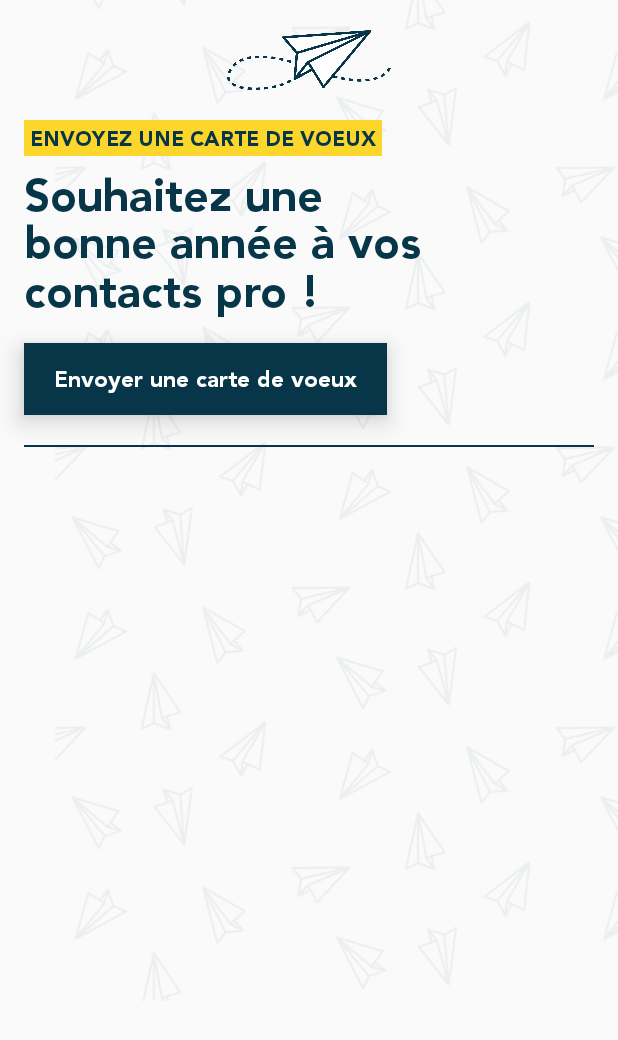
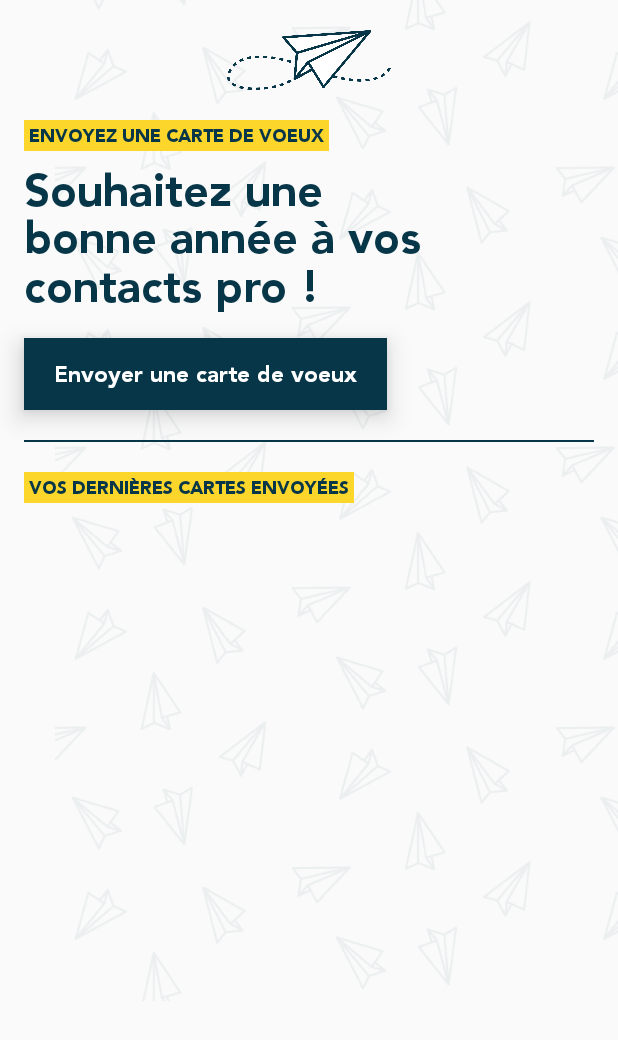
Before and after one commit to GetLetter/Getletter-android, an Android app: the layout activity_homepage.xml on its own in the app's theme, with its tools: preview values and no code run, on a phone screen of 412 x 824 dp. Shown: the top 1040 px of the screen. Run offline under Robolectric (Android 15) with nearby library versions, the phone set to English and light mode, and no system bars.

Commit message:
:lipstick: Homepage - Add another text

```diff
--- a/app/src/main/res/layout/activity_homepage.xml
+++ b/app/src/main/res/layout/activity_homepage.xml
@@ -32,6 +32,7 @@
         android:layout_height="wrap_content"
         android:layout_marginStart="16dp"
         android:layout_marginTop="20dp"
+        android:textSize="12sp"
         android:textColor="@color/colorPrimary"
         android:background="@color/colorAccent"
         android:fontFamily="@font/avenir_black"
@@ -75,6 +76,7 @@
         app:layout_constraintTop_toBottomOf="@+id/text2" />
 
     <View
+        android:id="@+id/line"
         android:layout_width="match_parent"
         android:layout_height="1dp"
         android:layout_marginTop="20dp"
@@ -83,4 +85,18 @@
         app:layout_constraintTop_toBottomOf="@+id/btn_send"
         android:background="@color/colorPrimary" />
 
+    <TextView
+        android:id="@+id/text3"
+        android:layout_width="wrap_content"
+        android:layout_height="wrap_content"
+        android:layout_marginStart="16dp"
+        android:layout_marginTop="20dp"
+        android:textSize="12sp"
+        android:textColor="@color/colorPrimary"
+        android:background="@color/colorAccent"
+        android:fontFamily="@font/avenir_black"
+        android:text=" VOS DERNIÈRES CARTES ENVOYÉES "
+        app:layout_constraintStart_toStartOf="parent"
+        app:layout_constraintTop_toBottomOf="@+id/line" />
+
 </android.support.constraint.ConstraintLayout>
```
